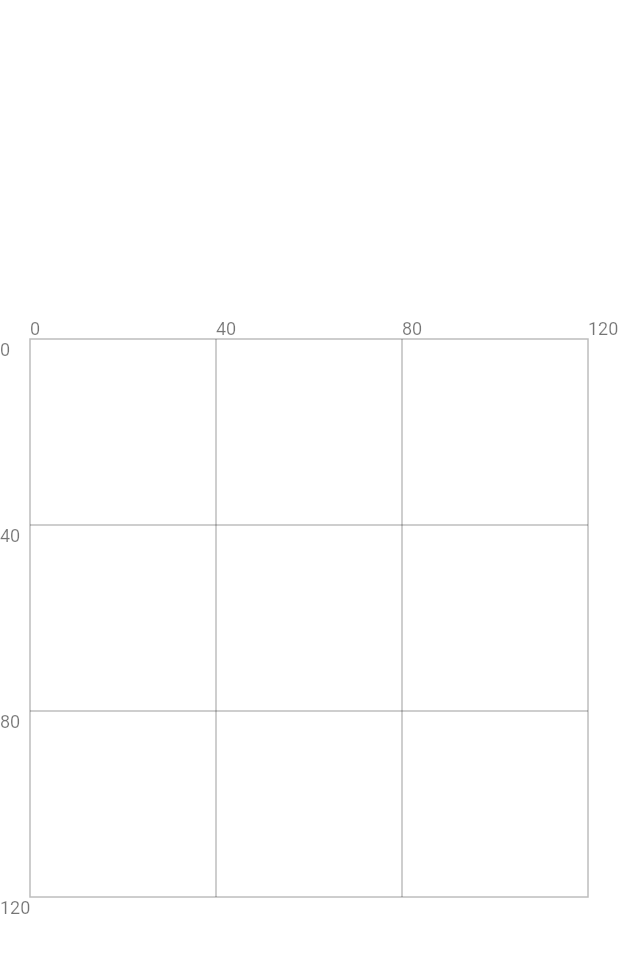
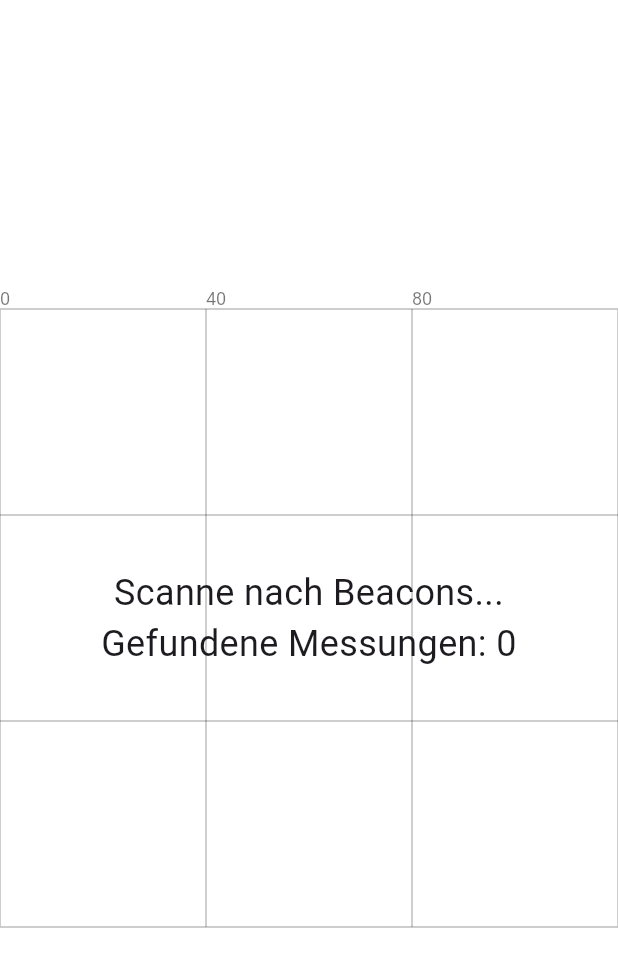
Before and after one commit to iacavegn/WIPRO, a Flutter app: the screen it shows after launch, after a tap on "Starten", on a phone screen of 412 x 824 dp. Shown: the top 967 px of the screen. Run offline on Flutter 3.47's test engine with Material 3 defaults, Android fonts, the phone set to English and light mode, and no system bars; our stand-ins replace flutter_blue_plus.

```diff
--- a/lib/connection.dart
+++ b/lib/connection.dart
@@ -8,6 +8,7 @@ import 'data/sections.dart';
 import 'models/beacon.dart';
 import 'models/beacon_measured.dart';
 import 'models/measurement.dart';
+import 'location/location.dart';
 
 class BackgroundPage extends StatelessWidget {
   const BackgroundPage({Key? key}) : super(key: key);
@@ -36,6 +37,7 @@ class _BluetoothScannerPageState extends State<BluetoothScannerPage> {
   bool _isScanning = false;
   Color _bgColor = Colors.white;
   Timer? _timer;
+  Offset? _point;
 
   final int _amountOfBeaconsToFind = Beacons.getAmountOfBeacons();
 
@@ -77,6 +79,7 @@ class _BluetoothScannerPageState extends State<BluetoothScannerPage> {
 
         setState(() {
           _bgColor = _getBackgroundColor();
+          _point = getPointFromLatestMeasurement();
         });
       },
     );
@@ -90,20 +93,25 @@ class _BluetoothScannerPageState extends State<BluetoothScannerPage> {
     }
   }
 
+  Offset? getPointFromLatestMeasurement() {
+    final point = Location.getLocation(_setOfMeasurements);
+    if (point == null) return null;
+    return Offset(point.x, point.y);
+  }
+
   @override
   Widget build(BuildContext context) {
+    // Beispielpunkt bei x=60, y=80
     return Scaffold(
       backgroundColor: _bgColor,
       body: LayoutBuilder(
         builder: (context, constraints) {
           final size = constraints.biggest;
-          final squareSide = size.shortestSide - 40; // Quadrat so groß wie die kleinere Dimension
+          final squareSide = size.shortestSide;
 
-          // Linke obere Ecke des Quadrats (zentriert)
           final offsetX = (size.width - squareSide) / 2;
           final offsetY = (size.height - squareSide) / 2;
 
-          // Skalierungsfaktor für 0-120 Koordinaten
           final scale = squareSide / 120;
 
           return Stack(
@@ -114,6 +122,14 @@ class _BluetoothScannerPageState extends State<BluetoothScannerPage> {
                   scale: scale,
                   offsetX: offsetX,
                   offsetY: offsetY,
+                  point: _point,
+                ),
+              ),
+              Center(
+                child: Text(
+                  'Scanne nach Beacons...\nGefundene Messungen: ${_setOfMeasurements.length}',
+                  textAlign: TextAlign.center,
+                  style: const TextStyle(fontSize: 24),
                 ),
               ),
             ],
@@ -124,16 +140,18 @@ class _BluetoothScannerPageState extends State<BluetoothScannerPage> {
   }
 }
 
-// CustomPainter für zentriertes 3x3 Quadrat
+// CustomPainter mit Punktanzeige
 class GridPainterCentered extends CustomPainter {
   final double scale;
   final double offsetX;
   final double offsetY;
+  final Offset? point; // Punkt optional
 
   GridPainterCentered({
     required this.scale,
     required this.offsetX,
     required this.offsetY,
+    this.point,
   });
 
   @override
@@ -154,37 +172,40 @@ class GridPainterCentered extends CustomPainter {
       canvas.drawLine(Offset(offsetX, y), Offset(offsetX + 120 * scale, y), paint);
     }
 
-    // Rahmen des Quadrats
+    // Rahmen
     canvas.drawRect(
       Rect.fromLTWH(offsetX, offsetY, 120 * scale, 120 * scale),
       paint..style = PaintingStyle.stroke,
     );
 
-    // Optional: Achsenbeschriftung
+    // Achsenbeschriftung
     final textPainter = TextPainter(
       textAlign: TextAlign.left,
       textDirection: TextDirection.ltr,
     );
-
     for (int i = 0; i <= 120; i += 40) {
-      // X-Achse
       textPainter.text = TextSpan(
         text: '$i',
         style: const TextStyle(fontSize: 12, color: Colors.black54),
       );
       textPainter.layout();
       textPainter.paint(canvas, Offset(offsetX + i * scale, offsetY - 14));
+      textPainter.paint(canvas, Offset(offsetX - 20, offsetY + i * scale));
+    }
 
-      // Y-Achse
-      textPainter.text = TextSpan(
-        text: '$i',
-        style: const TextStyle(fontSize: 12, color: Colors.black54),
-      );
-      textPainter.layout();
-      textPainter.paint(canvas, Offset(offsetX - 20, offsetY + i * scale));
+    // Punkt zeichnen, falls vorhanden
+    if (point != null) {
+      final pointPaint = Paint()
+        ..color = Colors.white
+        ..style = PaintingStyle.fill;
+
+      // Punkt skalieren und verschieben
+      final x = offsetX + point!.dx * scale;
+      final y = offsetY + point!.dy * scale;
+      canvas.drawCircle(Offset(x, y), 6, pointPaint);
     }
   }
 
   @override
-  bool shouldRepaint(covariant CustomPainter oldDelegate) => false;
+  bool shouldRepaint(covariant CustomPainter oldDelegate) => true;
 }
--- a/lib/data/sections.dart
+++ b/lib/data/sections.dart
@@ -24,6 +24,10 @@ class Sections {
     static final c = Beacons.getByName("c")!;
     static final d = Beacons.getByName("d")!;
 
+    // Sections are defined in a grid, that is 120x120 units big,
+    // 120 == 100%
+    // 120 was chosen, because 120 has many divisors, which makes it easier to split the area into sections
+    // But can be thought of as being 100%
     static List<Section> sections = [
         Section("A", Square(Point(  0,   0), Point( 40,  40)), Colors.red),
         Section("B", Square(Point( 40,   0), Point( 80,  40)), Colors.orange),
```
